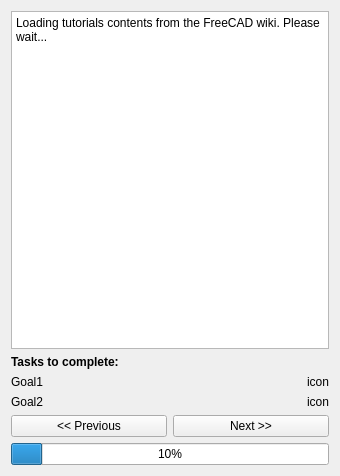
This is dialogTutorial.ui in yorikvanhavre/BIM_Workbench as Qt 5 draws it before an edit. The edited form follows.
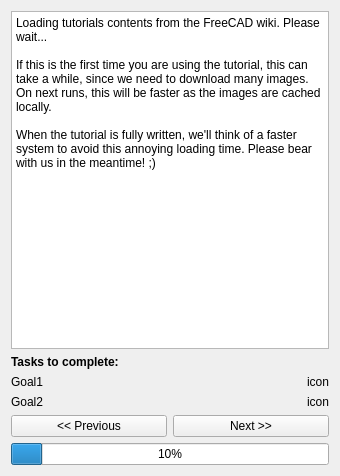
This is the edited form.

Commit message: Wording fixes in dialogs

The edit to the form file:
```diff
--- a/dialogTutorial.ui
+++ b/dialogTutorial.ui
@@ -21,7 +21,11 @@
 &lt;html&gt;&lt;head&gt;&lt;meta name=&quot;qrichtext&quot; content=&quot;1&quot; /&gt;&lt;style type=&quot;text/css&quot;&gt;
 p, li { white-space: pre-wrap; }
 &lt;/style&gt;&lt;/head&gt;&lt;body style=&quot; font-family:'Fira Sans'; font-size:9pt; font-weight:400; font-style:normal;&quot;&gt;
-&lt;p style=&quot; margin-top:0px; margin-bottom:0px; margin-left:0px; margin-right:0px; -qt-block-indent:0; text-indent:0px;&quot;&gt;Loading tutorials contents from the FreeCAD wiki. Please wait...&lt;/p&gt;&lt;/body&gt;&lt;/html&gt;</string>
+&lt;p style=&quot; margin-top:0px; margin-bottom:0px; margin-left:0px; margin-right:0px; -qt-block-indent:0; text-indent:0px;&quot;&gt;Loading tutorials contents from the FreeCAD wiki. Please wait...&lt;/p&gt;
+&lt;p style=&quot;-qt-paragraph-type:empty; margin-top:0px; margin-bottom:0px; margin-left:0px; margin-right:0px; -qt-block-indent:0; text-indent:0px;&quot;&gt;&lt;br /&gt;&lt;/p&gt;
+&lt;p style=&quot; margin-top:0px; margin-bottom:0px; margin-left:0px; margin-right:0px; -qt-block-indent:0; text-indent:0px;&quot;&gt;If this is the first time you are using the tutorial, this can take a while, since we need to download many images. On next runs, this will be faster as the images are cached locally.&lt;/p&gt;
+&lt;p style=&quot;-qt-paragraph-type:empty; margin-top:0px; margin-bottom:0px; margin-left:0px; margin-right:0px; -qt-block-indent:0; text-indent:0px;&quot;&gt;&lt;br /&gt;&lt;/p&gt;
+&lt;p style=&quot; margin-top:0px; margin-bottom:0px; margin-left:0px; margin-right:0px; -qt-block-indent:0; text-indent:0px;&quot;&gt;When the tutorial is fully written, we'll think of a faster system to avoid this annoying loading time. Please bear with us in the meantime! ;)&lt;/p&gt;&lt;/body&gt;&lt;/html&gt;</string>
      </property>
     </widget>
    </item>
```
The commit also changes 1 other file.
